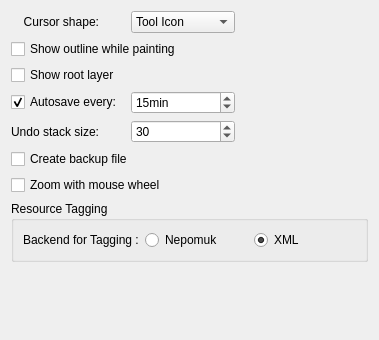
KDE/krita, file krita/ui/forms/wdggeneralsettings.ui: the form before one commit.
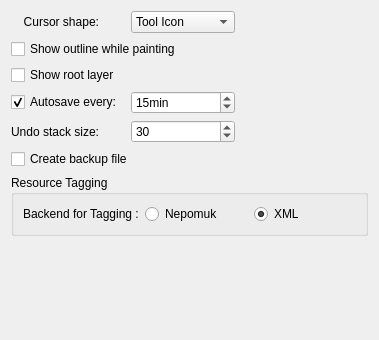
The form after the commit.

Commit message:
Remove zoom with wheel option
It has been obsoleted by the canvas interaction configuration screen

BUG:303146

What changed in the file:
```diff
--- a/krita/ui/forms/wdggeneralsettings.ui
+++ b/krita/ui/forms/wdggeneralsettings.ui
@@ -142,14 +142,7 @@
      </property>
     </widget>
    </item>
-   <item row="6" column="0" colspan="3">
-    <widget class="QCheckBox" name="chkZoomWithWheel">
-     <property name="text">
-      <string>Zoom with mouse wheel</string>
-     </property>
-    </widget>
-   </item>
-   <item row="7" column="0" colspan="4">
+   <item row="6" column="0" colspan="4">
     <widget class="QGroupBox" name="grpResourceTagging">
      <property name="enabled">
       <bool>true</bool>
@@ -192,7 +185,7 @@
      </layout>
     </widget>
    </item>
-   <item row="8" column="1">
+   <item row="7" column="1">
     <spacer name="spacer2">
      <property name="orientation">
       <enum>Qt::Vertical</enum>
```
Left out of the diff: 32 changed lines with no effect on the pictures. The commit also changes 4 other files.
